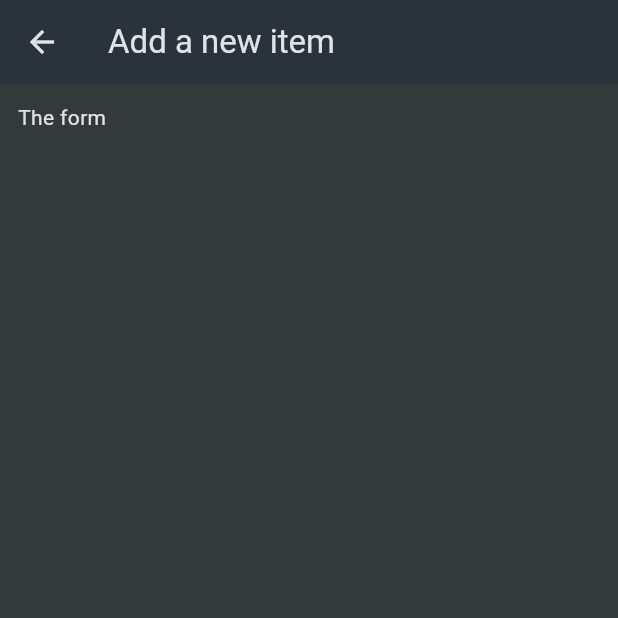
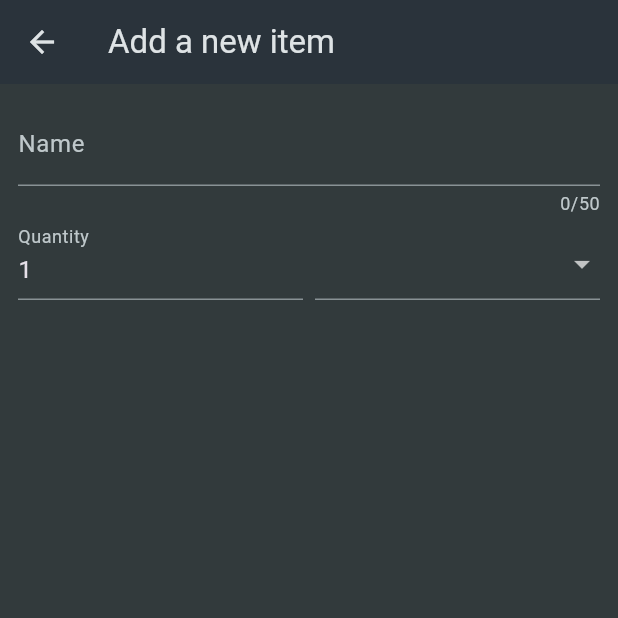
Before and after one commit to stefanobianda/shopping_list, a Flutter app: the NewItem screen opened directly, on a phone screen of 412 x 824 dp, the top half of it. Run offline on Flutter 3.47's test engine with Material 3 defaults, Android fonts, the phone set to English and light mode, and no system bars.

Commit message:
form implemented using TextFormField and DropdownButtonFormField

```diff
--- a/lib/widgets/new_item.dart
+++ b/lib/widgets/new_item.dart
@@ -1,4 +1,5 @@
 import 'package:flutter/material.dart';
+import 'package:shopping_list/data/categories.dart';
 
 class NewItem extends StatefulWidget {
   const NewItem({super.key});
@@ -16,9 +17,62 @@ class _NewItemState extends State<NewItem> {
       appBar: AppBar(
         title: const Text('Add a new item'),
       ),
-      body: const Padding(
-        padding: EdgeInsets.all(12),
-        child: Text('The form'),
+      body: Padding(
+        padding: const EdgeInsets.all(12),
+        child: Form(
+          child: Column(
+            children: [
+              TextFormField(
+                maxLength: 50,
+                decoration: const InputDecoration(
+                  label: Text('Name'),
+                ),
+                validator: (value) {
+                  return 'Demo...';
+                },
+              ),
+              Row(
+                crossAxisAlignment: CrossAxisAlignment.end,
+                children: [
+                  Expanded(
+                    child: TextFormField(
+                      decoration:
+                          const InputDecoration(label: Text('Quantity')),
+                      initialValue: '1',
+                    ),
+                  ),
+                  const SizedBox(
+                    width: 8,
+                  ),
+                  Expanded(
+                    child: DropdownButtonFormField(
+                      items: [
+                        for (final category in categories.entries)
+                          DropdownMenuItem(
+                            value: category.value,
+                            child: Row(
+                              children: [
+                                Container(
+                                  width: 16,
+                                  height: 16,
+                                  color: category.value.color,
+                                ),
+                                const SizedBox(
+                                  width: 6,
+                                ),
+                                Text(category.value.title)
+                              ],
+                            ),
+                          ),
+                      ],
+                      onChanged: (value) {},
+                    ),
+                  ),
+                ],
+              )
+            ],
+          ),
+        ),
       ),
     );
   }
```
